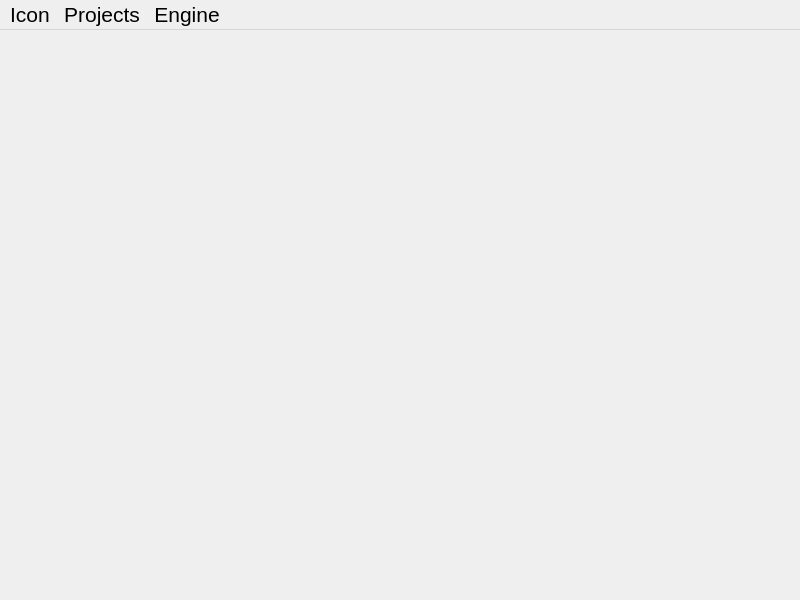
The window that Code/Tools/ProjectManager/Source/ProjectManagerWindow.ui (o3de/o3de) describes before a commit, drawn with Qt 5.
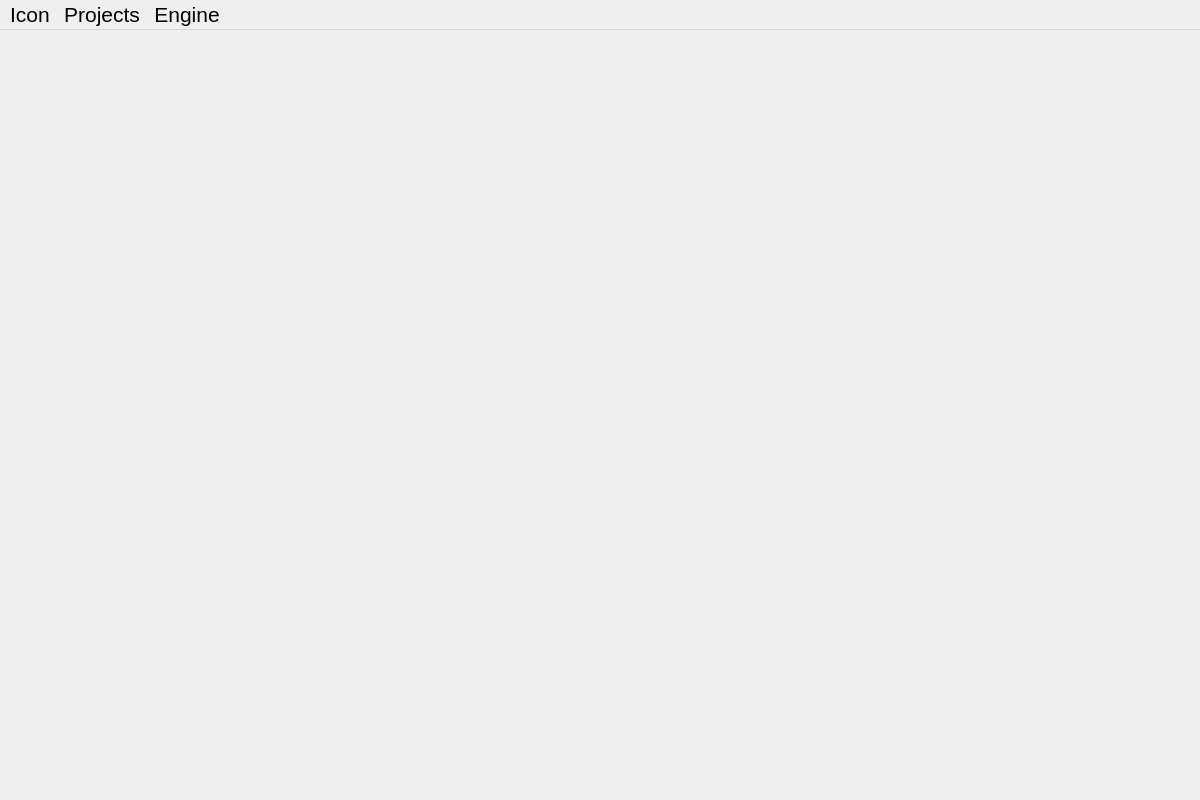
The same window after the commit. Icons and pictures are not drawn.

Commit message: Forced Project Manager window to 1200x800

```diff
--- a/Code/Tools/ProjectManager/Source/ProjectManagerWindow.ui
+++ b/Code/Tools/ProjectManager/Source/ProjectManagerWindow.ui
@@ -6,10 +6,16 @@
    <rect>
     <x>0</x>
     <y>0</y>
-    <width>800</width>
-    <height>600</height>
+    <width>1200</width>
+    <height>800</height>
    </rect>
   </property>
+  <property name="sizePolicy">
+   <sizepolicy hsizetype="Fixed" vsizetype="Fixed">
+    <horstretch>0</horstretch>
+    <verstretch>0</verstretch>
+   </sizepolicy>
+  </property>
   <property name="windowTitle">
    <string>O3DE Project Manager</string>
   </property>
@@ -21,7 +27,7 @@
     <rect>
      <x>0</x>
      <y>0</y>
-     <width>800</width>
+     <width>1200</width>
      <height>36</height>
     </rect>
    </property>
```
The commit also changes 1 other file.
